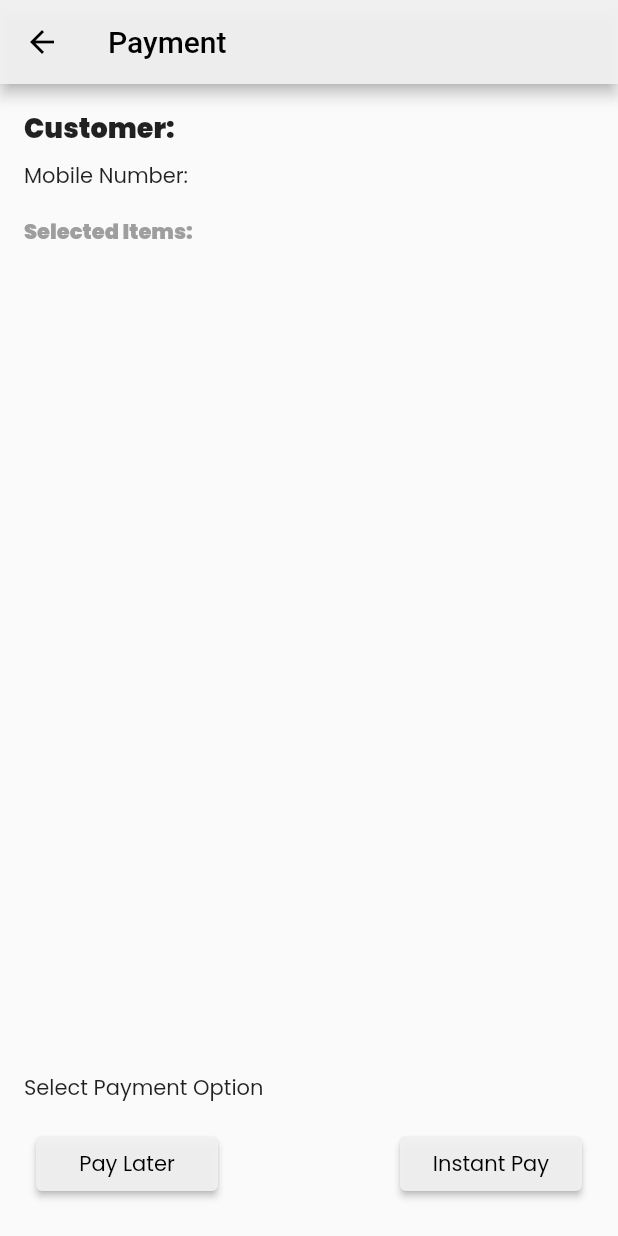
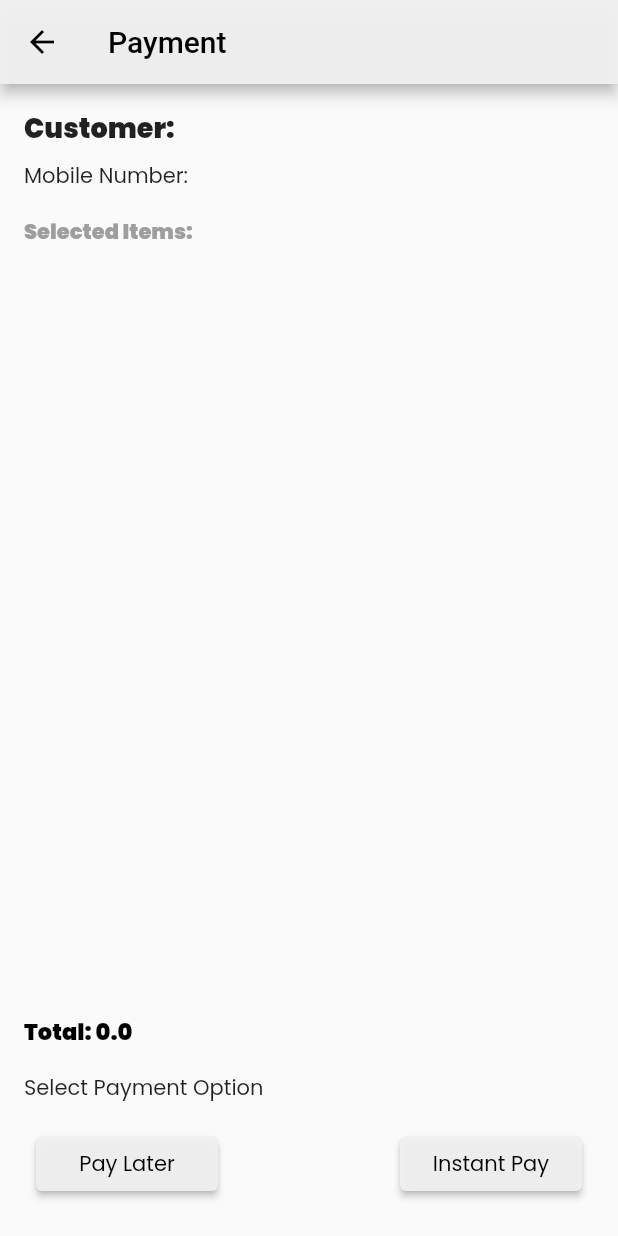
Before and after one commit to nnthn/smartPay, a Flutter app: the PaymentPage screen opened directly with empty values, on a phone screen of 412 x 824 dp. Run offline on Flutter 3.47's test engine with Material 2 defaults, Android fonts, the phone set to English and light mode, and no system bars; our stand-ins replace cloud_firestore, firebase_core, open_file, pdf, share_plus; accounts and stored records are empty.

Commit message:
final project

```diff
--- a/lib/payment_page.dart
+++ b/lib/payment_page.dart
@@ -3,7 +3,7 @@ import 'package:billingapp/homepage.dart';
 import 'package:flutter/material.dart';
 import 'package:cloud_firestore/cloud_firestore.dart';
 
-class PaymentPage extends StatelessWidget {
+class PaymentPage extends StatefulWidget {
   final String customerName;
   final String mobileNumber;
   final List<Map<String, dynamic>> soldItems;
@@ -14,12 +14,29 @@ class PaymentPage extends StatelessWidget {
     required this.soldItems,
   });
 
+  @override
+  _PaymentPageState createState() => _PaymentPageState();
+}
+
+class _PaymentPageState extends State<PaymentPage> {
+  double _grandtotal = 0.0;
+  @override
+  void initState() {
+    super.initState();
+    // Calculate the grand total only once during widget initialization
+    widget.soldItems.forEach((item) {
+      final price = item['price'] ?? 0;
+      final quantity = item['quantity'] ?? 0;
+      _grandtotal += price * quantity;
+    });
+  }
+
   void _updateSalesHistory(String paymentOption) async {
     final salesHistoryRef =
         FirebaseFirestore.instance.collection('sales_history');
 
     final customerQuery = await salesHistoryRef
-        .where('customerName', isEqualTo: customerName)
+        .where('customerName', isEqualTo: widget.customerName)
         .where('paymentOption', isEqualTo: 'Pay Later')
         .get();
 
@@ -30,7 +47,7 @@ class PaymentPage extends StatelessWidget {
 
       final updatedSoldItems =
           List<Map<String, dynamic>>.from(existingSoldItems);
-      updatedSoldItems.addAll(soldItems);
+      updatedSoldItems.addAll(widget.soldItems);
 
       final newAmount = updatedSoldItems.fold(existingAmount, (total, item) {
         final quantity = item['quantity'];
@@ -44,12 +61,12 @@ class PaymentPage extends StatelessWidget {
       });
     } else {
       salesHistoryRef.add({
-        'customerName': customerName,
-        'mobileNumber': mobileNumber,
-        'soldItems': soldItems,
+        'customerName': widget.customerName,
+        'mobileNumber': widget.mobileNumber,
+        'soldItems': widget.soldItems,
         'paymentOption': paymentOption,
         'date': DateTime.now(),
-        'amount': soldItems.fold(0, (total, item) {
+        'amount': widget.soldItems.fold(0, (total, item) {
           final quantity = item['quantity'];
           final price = item['price'];
           return (total + (quantity * price)).toInt();
@@ -58,7 +75,7 @@ class PaymentPage extends StatelessWidget {
     }
 
     // Update product quantities in the database
-    soldItems.forEach((item) {
+    widget.soldItems.forEach((item) {
       final productName = item['productName'];
       final quantity = item['quantity'];
 
@@ -91,13 +108,13 @@ class PaymentPage extends StatelessWidget {
         child: Column(
           crossAxisAlignment: CrossAxisAlignment.start,
           children: [
-            Text('Customer: $customerName',
+            Text('Customer: ${widget.customerName}',
                 style: TextStyle(
                     fontFamily: 'Poppins',
                     fontWeight: FontWeight.bold,
                     fontSize: 18)),
             SizedBox(height: 8.0),
-            Text('Mobile Number: $mobileNumber',
+            Text('Mobile Number: ${widget.mobileNumber}',
                 style: TextStyle(fontFamily: 'Poppins', fontSize: 14)),
             SizedBox(height: 16.0),
             Text('Selected Items:',
@@ -109,9 +126,11 @@ class PaymentPage extends StatelessWidget {
             SizedBox(height: 8.0),
             Expanded(
               child: ListView.builder(
-                itemCount: soldItems.length,
+                itemCount: widget.soldItems.length,
                 itemBuilder: (BuildContext context, int index) {
-                  final item = soldItems[index];
+                  final item = widget.soldItems[index];
+                  //_grandtotal += (item['price'] ?? 0) * (item['quantity'] ?? 0);
+
                   return Column(
                     children: [
                       ListTile(
@@ -136,6 +155,16 @@ class PaymentPage extends StatelessWidget {
                     ],
                   );
                 },
+              ),
+            ),
+            SizedBox(height: 8),
+            Text(
+              'Total: $_grandtotal',
+              style: TextStyle(
+                color: Colors.black,
+                fontSize: 15,
+                fontWeight: FontWeight.bold,
+                fontFamily: 'Poppins',
               ),
             ),
             SizedBox(height: 16.0),
--- a/pubspec.yaml
+++ b/pubspec.yaml
@@ -10,6 +10,7 @@ dependencies:
   flutter_signin_button: ^2.0.0
   flutter:
     sdk: flutter
+
   firebase_core: ^2.11.0
   firebase_auth: ^4.5.0
   google_sign_in: ^6.1.0
```
Also changed, not shown: lib/paylater_page.dart (+16 -2 lines), lib/sales_history_page.dart (+13 -0 lines).
